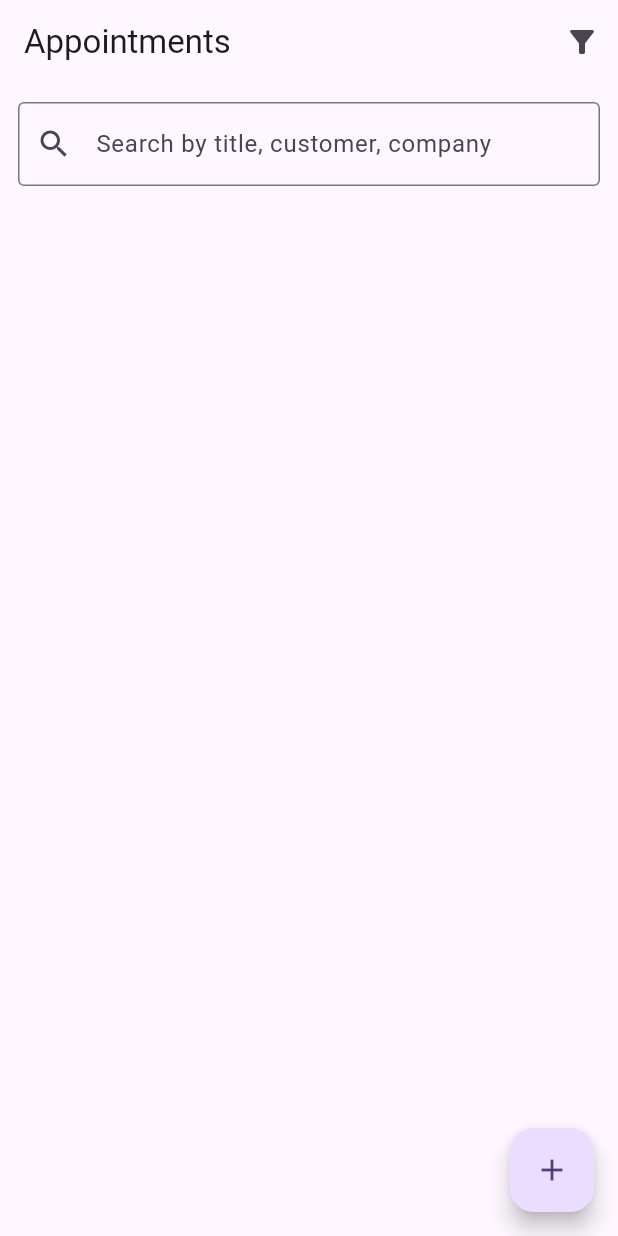
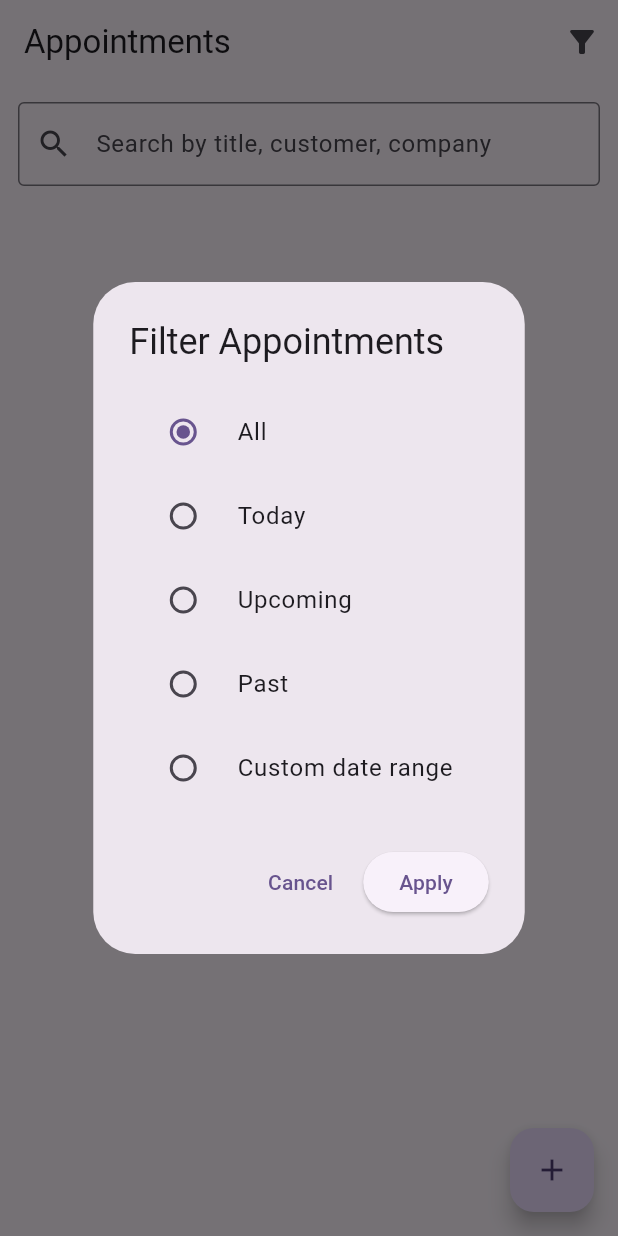
Before and after one commit to Mr-NEY/appointment_manager, a Flutter app: the screen it shows after launch, after a tap on the "filter alt" icon, on a phone screen of 412 x 824 dp. Run offline on Flutter 3.47's test engine with Material 3 defaults, Android fonts, the phone set to English and light mode, and no system bars; our stand-ins replace connectivity_plus, dio, geocoding, google_maps_flutter, hive, hive_flutter and 1 more; accounts and stored records are empty; network calls fail; statements that could not run were skipped.

Commit message:
add Date filter

```diff
--- a/appointment_manager/lib/data/repositories/appointment/appointment_repository.dart
+++ b/appointment_manager/lib/data/repositories/appointment/appointment_repository.dart
@@ -1,5 +1,6 @@
 import 'package:appointment_manager/data/services/api_services/appointment_api_service.dart';
 import 'package:appointment_manager/data/services/local_services/local_db_service.dart';
+import 'package:appointment_manager/domain/models/appointment_filter_model.dart';
 import 'package:appointment_manager/domain/models/appointment_model.dart';
 import 'package:appointment_manager/utils/connectivity_utils.dart';
 
@@ -100,4 +101,52 @@ class AppointmentRepository {
         .toList();
   }
 
+  List<AppointmentModel> filterByDate(AppointmentDateFilter filter) {
+    final all = _local.getAllAppointments();
+    final now = DateTime.now();
+
+    return all.where((a) {
+      final date = a.dateTime;
+
+      switch (filter.type) {
+        case DateFilter.today:
+          return _isSameDay(date, now);
+
+        case DateFilter.upcoming:
+          return date.isAfter(now);
+
+        case DateFilter.past:
+          return date.isBefore(now);
+
+        case DateFilter.custom:
+          if (filter.fromDate != null && filter.toDate != null) {
+            final from = DateTime(
+              filter.fromDate!.year,
+              filter.fromDate!.month,
+              filter.fromDate!.day,
+            );
+
+            final to = DateTime(
+              filter.toDate!.year,
+              filter.toDate!.month,
+              filter.toDate!.day,
+              23,
+              59,
+              59,
+            );
+
+            return date.isAfter(from.subtract(const Duration(seconds: 1))) &&
+                date.isBefore(to.add(const Duration(seconds: 1)));
+          }
+          return true;
+
+        case DateFilter.all:
+          return true;
+      }
+    }).toList();
+  }
+
+  bool _isSameDay(DateTime a, DateTime b) {
+    return a.year == b.year && a.month == b.month && a.day == b.day;
+  }
 }
--- /dev/null
+++ b/appointment_manager/lib/domain/models/appointment_filter_model.dart
@@ -0,0 +1,14 @@
+
+enum DateFilter { all, today, upcoming, past, custom }
+
+class AppointmentDateFilter {
+  final DateFilter type;
+  final DateTime? fromDate;
+  final DateTime? toDate;
+
+  const AppointmentDateFilter({
+    this.type = DateFilter.all,
+    this.fromDate,
+    this.toDate,
+  });
+}
--- a/appointment_manager/lib/ui/appointment/widgets/add_edit_appointment_screen.dart
+++ b/appointment_manager/lib/ui/appointment/widgets/add_edit_appointment_screen.dart
@@ -2,6 +2,7 @@ import 'package:appointment_manager/domain/models/appointment_model.dart';
 import 'package:appointment_manager/ui/appointment/viewmodels/appointment_viewmodel.dart';
 import 'package:appointment_manager/ui/appointment/widgets/map_picker_screen.dart';
 import 'package:flutter/material.dart';
+import 'package:intl/intl.dart';
 import 'package:provider/provider.dart';
 
 class AddEditAppointmentScreen extends StatefulWidget {
@@ -71,7 +72,7 @@ class _AddEditAppointmentScreenState extends State<AddEditAppointmentScreen> {
                 title: Text(
                   selectedDate == null
                       ? 'Select Date & Time'
-                      : selectedDate.toString(),
+                      : DateFormat('yyyy-MM-dd hh:mm a').format(selectedDate!),
                 ),
                 trailing: const Icon(Icons.calendar_today),
                 onTap: _pickDateTime,
--- a/appointment_manager/lib/ui/appointment/widgets/appointment_list_screen.dart
+++ b/appointment_manager/lib/ui/appointment/widgets/appointment_list_screen.dart
@@ -1,6 +1,8 @@
+import 'package:appointment_manager/domain/models/appointment_filter_model.dart';
 import 'package:appointment_manager/domain/models/appointment_model.dart';
 import 'package:appointment_manager/ui/appointment/viewmodels/appointment_viewmodel.dart';
 import 'package:appointment_manager/ui/appointment/widgets/appointment_details_screen.dart';
+import 'package:appointment_manager/ui/appointment/widgets/filter_dialog.dart';
 import 'package:flutter/material.dart';
 import 'package:provider/provider.dart';
 
@@ -33,8 +35,17 @@ class _AppointmentListScreenState extends State<AppointmentListScreen> {
         actions: [
           IconButton(
             icon: const Icon(Icons.filter_alt),
-            onPressed: () {
-              // TODO: open filter dialog
+            onPressed: () async {
+              final result = await showDialog<AppointmentDateFilter>(
+                context: context,
+                builder: (context) => FilterDialog(
+                  currentFilter: appointmentViewmodel.currentFilter,
+                ),
+              );
+
+              if (result != null) {
+                appointmentViewmodel.applyDateFilter(result);
+              }
             },
           ),
         ],
--- /dev/null
+++ b/appointment_manager/lib/ui/appointment/widgets/filter_dialog.dart
@@ -0,0 +1,135 @@
+import 'package:appointment_manager/domain/models/appointment_filter_model.dart';
+import 'package:flutter/material.dart';
+
+class FilterDialog extends StatefulWidget {
+  final AppointmentDateFilter currentFilter;
+
+  const FilterDialog({
+    required this.currentFilter,
+    super.key,
+  });
+
+  @override
+  State<FilterDialog> createState() => _FilterDialogState();
+}
+
+class _FilterDialogState extends State<FilterDialog> {
+  late DateFilter _selectedType;
+  DateTime? fromDate;
+  DateTime? toDate;
+
+  @override
+  void initState() {
+    super.initState();
+    _selectedType = widget.currentFilter.type;
+    fromDate = widget.currentFilter.fromDate;
+    toDate = widget.currentFilter.toDate;
+  }
+
+  @override
+  Widget build(BuildContext context) {
+    return AlertDialog(
+      title: const Text('Filter Appointments'),
+      content: SingleChildScrollView(
+        child: Column(
+          children: [
+            _radio(DateFilter.all, 'All'),
+            _radio(DateFilter.today, 'Today'),
+            _radio(DateFilter.upcoming, 'Upcoming'),
+            _radio(DateFilter.past, 'Past'),
+            _radio(DateFilter.custom, 'Custom date range'),
+
+            if (_selectedType == DateFilter.custom) ...[
+              const SizedBox(height: 12),
+              _dateTile(
+                label: 'From date',
+                date: fromDate,
+                onTap: () => _pickFromDate(context),
+              ),
+              _dateTile(
+                label: 'To date',
+                date: toDate,
+                onTap: () => _pickToDate(context),
+              ),
+            ],
+          ],
+        ),
+      ),
+      actions: [
+        TextButton(
+          onPressed: () => Navigator.pop(context),
+          child: const Text('Cancel'),
+        ),
+        ElevatedButton(
+          onPressed: () {
+            Navigator.pop(
+              context,
+              AppointmentDateFilter(
+                type: _selectedType,
+                fromDate: fromDate,
+                toDate: toDate,
+              ),
+            );
+          },
+          child: const Text('Apply'),
+        ),
+      ],
+    );
+  }
+
+  Widget _radio(DateFilter type, String label) {
+    return RadioListTile<DateFilter>(
+      value: type,
+      groupValue: _selectedType,
+      title: Text(label),
+      onChanged: (value) {
+        setState(() {
+          _selectedType = value!;
+        });
+      },
+    );
+  }
+
+  Widget _dateTile({
+    required String label,
+    required DateTime? date,
+    required VoidCallback onTap,
+  }) {
+    return ListTile(
+      title: Text(label),
+      subtitle: Text(
+        date == null
+            ? 'Select date'
+            : '${date.year}-${date.month}-${date.day}',
+      ),
+      trailing: const Icon(Icons.calendar_today),
+      onTap: onTap,
+    );
+  }
+
+  Future<void> _pickFromDate(BuildContext context) async {
+    final picked = await showDatePicker(
+      context: context,
+      initialDate: fromDate ?? DateTime.now(),
+      firstDate: DateTime(2000),
+      lastDate: toDate ?? DateTime(2100),
+    );
+
+    if (picked != null) {
+      setState(() => fromDate = picked);
+    }
+  }
+
+  Future<void> _pickToDate(BuildContext context) async {
+    final picked = await showDatePicker(
+      context: context,
+      initialDate: toDate ?? fromDate ?? DateTime.now(),
+      firstDate: fromDate ?? DateTime(2000),
+      lastDate: DateTime(2100),
+    );
+
+    if (picked != null) {
+      setState(() => toDate = picked);
+    }
+  }
+}
--- a/appointment_manager/pubspec.yaml
+++ b/appointment_manager/pubspec.yaml
@@ -45,6 +45,7 @@ dependencies:
   http: ^1.6.0
   geocoding: ^4.0.0
   intl: ^0.20.2
+  url_launcher: ^6.3.2
 
 dev_dependencies:
   flutter_test:
```
Also changed, not shown: appointment_manager/lib/data/services/api_services/landmark_service.dart (+5 -9 lines), appointment_manager/lib/ui/appointment/viewmodels/appointment_viewmodel.dart (+26 -4 lines), appointment_manager/lib/ui/appointment/widgets/appointment_details_screen.dart (+8 -1 lines), appointment_manager/lib/utils/map_launcher_helper.dart (added, +20 -0 lines), appointment_manager/pubspec.lock, 1 other file.
